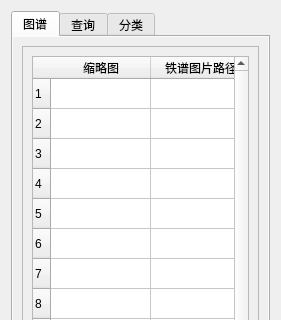
First picture: the form in LeftWindow.ui, repository WooodHead/labelling3, before the edit; both pictures show x 0 to 281 and y 0 to 320 of the 281 by 481 pixel window.
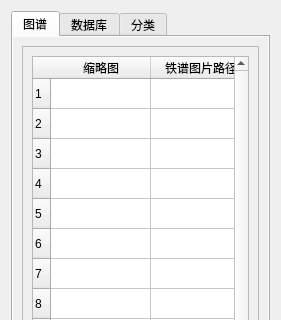
Second picture: the form after the edit. The open tabs and pages were chosen to show the change.

Patch:
```diff
--- a/LeftWindow.ui
+++ b/LeftWindow.ui
@@ -157,7 +157,7 @@
      </widget>
      <widget class="QWidget" name="tabSearch">
       <attribute name="title">
-       <string>查询</string>
+       <string>数据库</string>
       </attribute>
       <layout class="QHBoxLayout" name="horizontalLayout_2">
        <item>
```
Left out of the diff: 2 changed lines with no effect on the pictures.
